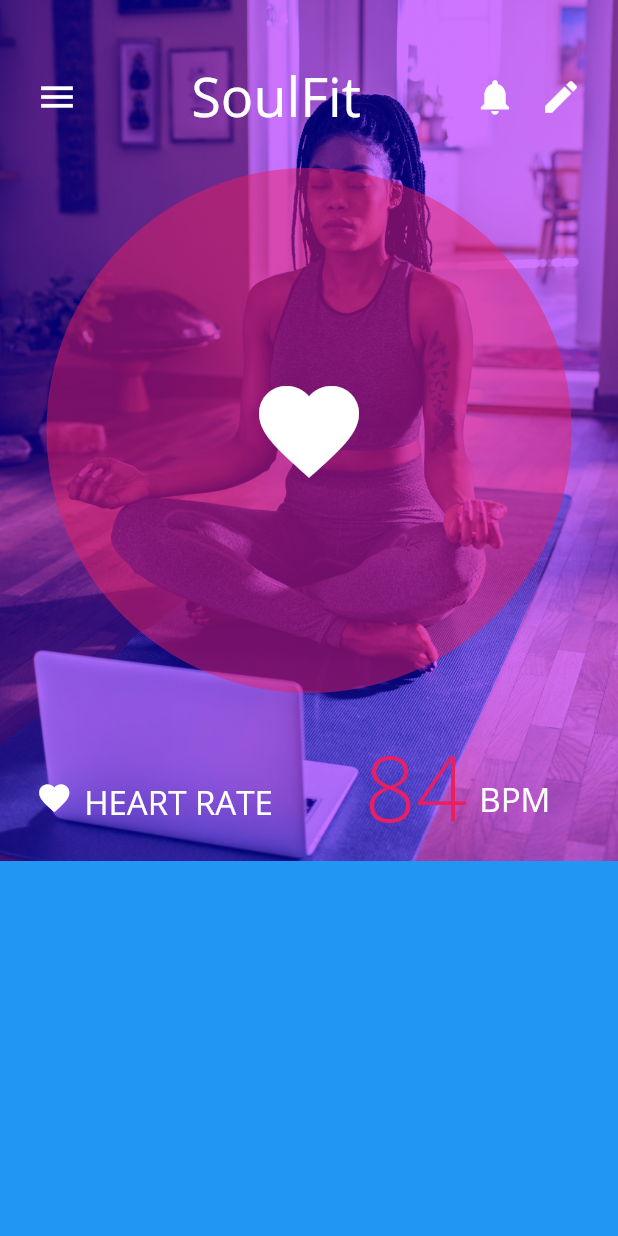
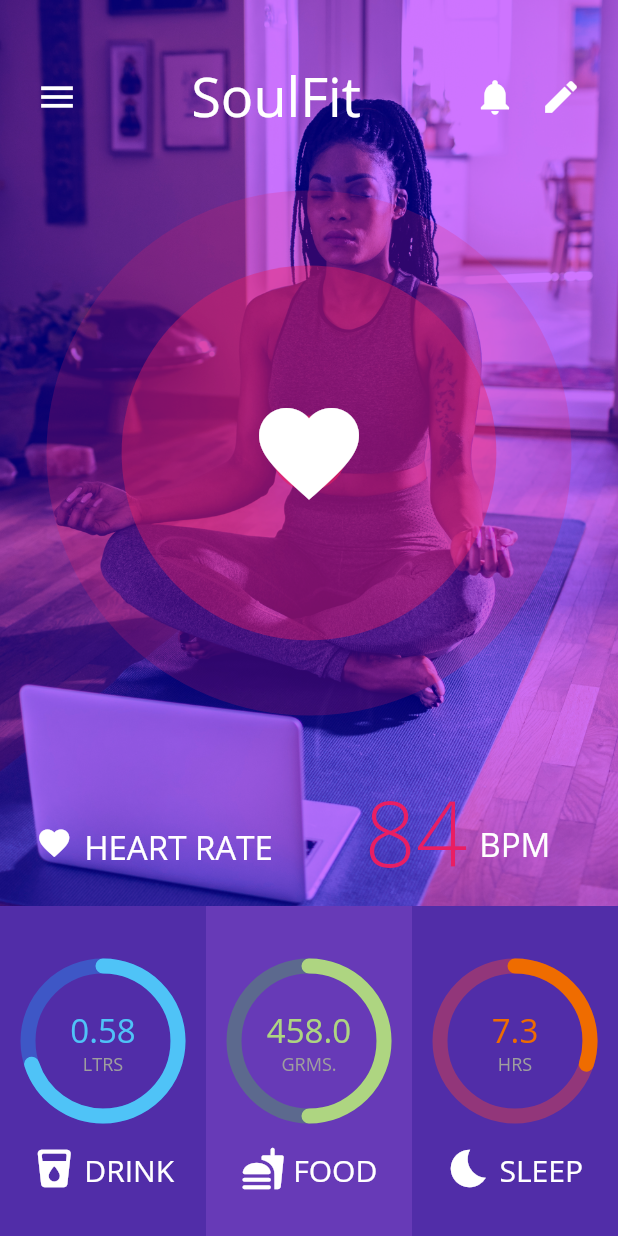
Before and after one commit to aman1210/FlutterUIChallenge, a Flutter app: the screen it shows after launch, on a phone screen of 412 x 824 dp. Run offline on Flutter 3.47's test engine with Material 2 defaults, Android fonts, the phone set to English and light mode, and no system bars; our stand-ins replace carousel_slider, line_awesome_icons, simple_animations.

Commit message:
adding stats ui and final refactoring

```diff
--- a/HeartBeat/lib/homepage.dart
+++ b/HeartBeat/lib/homepage.dart
@@ -1,6 +1,8 @@
 import 'package:flutter/material.dart';
+import 'package:heartBeat_animation/widgets/lowerPortion.dart';
 
 import 'package:heartBeat_animation/widgets/upperPortion.dart';
+import 'package:heartBeat_animation/widgets/progressIndicator.dart';
 
 class HomePage extends StatelessWidget {
   @override
@@ -10,11 +12,7 @@ class HomePage extends StatelessWidget {
       body: Column(
         children: [
           UpperPortion(size: size),
-          Container(
-            height: 250,
-            width: size.width,
-            color: Colors.blue,
-          ),
+          LowerPortion(size),
         ],
       ),
     );
--- /dev/null
+++ b/HeartBeat/lib/widgets/lowerPortion.dart
@@ -0,0 +1,90 @@
+import 'package:flutter/material.dart';
+import 'package:heartBeat_animation/widgets/progressIndicator.dart';
+
+class LowerPortion extends StatelessWidget {
+  final Size size;
+  LowerPortion(this.size);
+  @override
+  Widget build(BuildContext context) {
+    return Container(
+      height: 220,
+      width: size.width,
+      color: Colors.blue,
+      child: Row(
+        children: [
+          indicator(
+              baseColor: Colors.blue.withOpacity(0.4),
+              mainColor: Colors.lightBlue[300],
+              progress: 70,
+              value: 0.58,
+              unit: 'LTRS',
+              containerColor: Colors.deepPurple[700],
+              iconData: Icons.local_drink_rounded,
+              category: 'DRINK'),
+          indicator(
+              baseColor: Colors.green.withOpacity(0.4),
+              mainColor: Colors.lightGreen[300],
+              progress: 50,
+              value: 458,
+              unit: 'GRMS.',
+              containerColor: Colors.deepPurple,
+              iconData: Icons.fastfood_rounded,
+              category: 'FOOD'),
+          indicator(
+              baseColor: Colors.red.withOpacity(0.4),
+              mainColor: Colors.orange[800],
+              progress: 30,
+              value: 7.30,
+              unit: 'HRS',
+              containerColor: Colors.deepPurple[700],
+              iconData: Icons.bedtime,
+              category: 'SLEEP'),
+        ],
+      ),
+    );
+  }
+
+  Expanded indicator({
+    Color baseColor,
+    Color mainColor,
+    double progress,
+    double value,
+    String unit,
+    Color containerColor,
+    IconData iconData,
+    String category,
+  }) {
+    return Expanded(
+      child: Container(
+        color: containerColor,
+        child: Column(
+          mainAxisAlignment: MainAxisAlignment.center,
+          children: [
+            CustomProgresIndicator(baseColor, mainColor, progress, value, unit),
+            SizedBox(
+              height: 10,
+            ),
+            Row(
+              mainAxisAlignment: MainAxisAlignment.center,
+              crossAxisAlignment: CrossAxisAlignment.end,
+              children: [
+                Icon(
+                  iconData,
+                  size: 30,
+                  color: Colors.white,
+                ),
+                SizedBox(
+                  width: 5,
+                ),
+                Text(
+                  category,
+                  style: TextStyle(fontSize: 20, color: Colors.white),
+                ),
+              ],
+            )
+          ],
+        ),
+      ),
+    );
+  }
+}
--- /dev/null
+++ b/HeartBeat/lib/widgets/progressIndicator.dart
@@ -0,0 +1,75 @@
+import 'dart:math';
+
+import 'package:flutter/material.dart';
+
+class CustomProgresIndicator extends StatelessWidget {
+  CustomProgresIndicator(
+      this.baseColor, this.main, this.progress, this.value, this.unit);
+  final Color baseColor;
+  final Color main;
+  final double progress;
+  final double value;
+  final String unit;
+  @override
+  Widget build(BuildContext context) {
+    return CustomPaint(
+      foregroundPainter: CircleProgress(baseColor, main, progress),
+      child: Container(
+        height: 120,
+        width: 120,
+        child: Center(
+          child: Column(
+            mainAxisSize: MainAxisSize.min,
+            mainAxisAlignment: MainAxisAlignment.center,
+            children: [
+              Text(
+                '$value',
+                style: TextStyle(color: main, fontSize: 22),
+              ),
+              Text(
+                '$unit',
+                style: TextStyle(fontSize: 12, color: Colors.grey),
+              )
+            ],
+          ),
+        ),
+      ),
+    );
+  }
+}
+
+class CircleProgress extends CustomPainter {
+  CircleProgress(this.baseColor, this.main, this.progress);
+  Color baseColor;
+  Color main;
+  double progress;
+  @override
+  void paint(Canvas canvas, Size size) {
+    //base circle
+    Paint outsideCircle = Paint()
+      ..strokeWidth = 10
+      ..color = baseColor
+      ..style = PaintingStyle.stroke;
+
+    Paint completeArc = Paint()
+      ..strokeWidth = 10
+      ..color = main
+      ..strokeCap = StrokeCap.round
+      ..style = PaintingStyle.stroke;
+
+    Offset center = Offset(size.width / 2, size.height / 2);
+    double radius = min(size.width / 2, size.height / 2) - 10;
+
+    canvas.drawCircle(center, radius, outsideCircle); // draws base circle
+
+    double angle = 2 * pi * (progress / 100);
+
+    canvas.drawArc(Rect.fromCircle(center: center, radius: radius), -pi / 2,
+        angle, false, completeArc);
+  }
+
+  @override
+  bool shouldRepaint(covariant CustomPainter oldDelegate) {
+    return true;
+  }
+}
--- a/HeartBeat/lib/widgets/upperPortion.dart
+++ b/HeartBeat/lib/widgets/upperPortion.dart
@@ -14,7 +14,7 @@ class UpperPortion extends StatelessWidget {
   @override
   Widget build(BuildContext context) {
     return Container(
-      height: size.height - 250,
+      height: size.height - 220,
       width: size.width,
       decoration: BoxDecoration(
         color: Colors.purple,
@@ -45,7 +45,7 @@ class UpperPortion extends StatelessWidget {
 
   Center beatingContainer(double size, double opacity) {
     return Center(
-      child: Beating(350, 0.2),
+      child: Beating(size, opacity),
     );
   }
 }
--- a/HeartBeat/pubspec.yaml
+++ b/HeartBeat/pubspec.yaml
@@ -23,6 +23,7 @@ environment:
 dependencies:
   flutter:
     sdk: flutter
+  syncfusion_flutter_gauges: ^18.2.44
 
 
   # The following adds the Cupertino Icons font to your application.
```
Also changed, not shown: HeartBeat/pubspec.lock.
